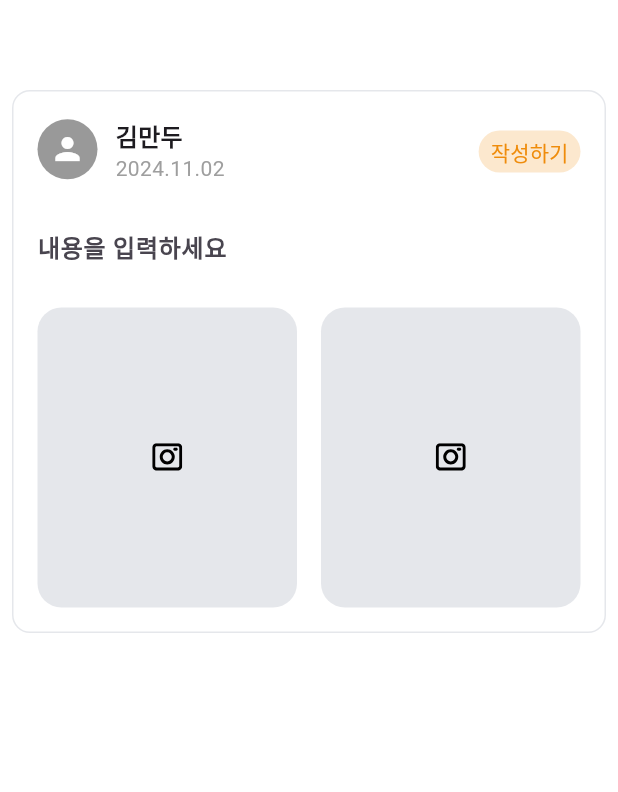
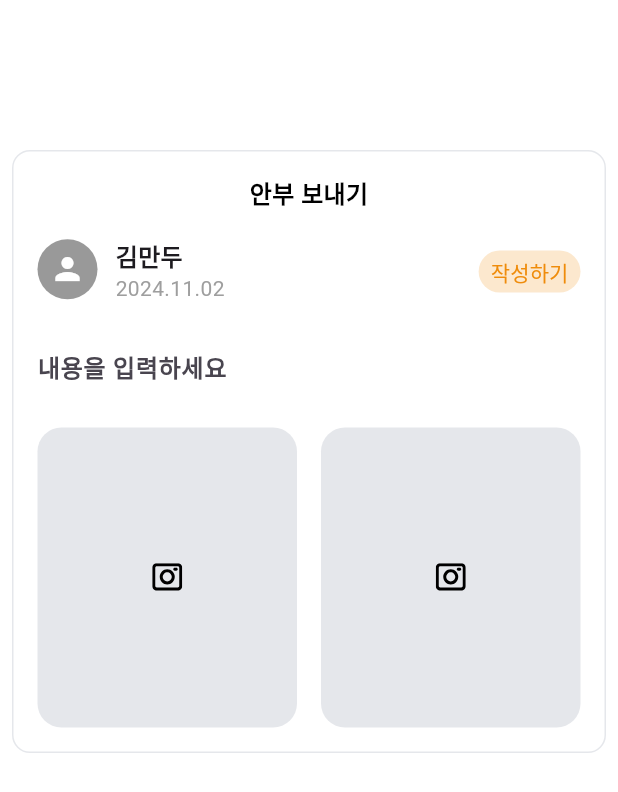
Before and after one commit to Uni-D-HyodoRing/frontend, a Flutter app: the HomeScreen screen opened directly, after a tap on "안부 보내기", on a phone screen of 412 x 824 dp. Shown: the top 792 px of the screen. Run offline on Flutter 3.47's test engine with Material 3 defaults, Android fonts, the phone set to English and light mode, and no system bars; our stand-ins replace dio, flutter_svg, image_picker, persistent_bottom_nav_bar_v2, retrofit, smooth_page_indicator and 1 more; generated files the repository leaves out were written again; network calls fail; Roboto replaces fonts that are missing (Pretendard); project files that could hold a hidden picture were left out.

```diff
--- a/lib/main.dart
+++ b/lib/main.dart
@@ -3,12 +3,14 @@ import 'package:frontend/ui/nav_bar.dart';
 import 'package:provider/provider.dart';
 import 'package:frontend/provider/user_provider.dart';
 import 'package:frontend/ui/register/splash_screen.dart';
+import 'package:frontend/provider/register_provider.dart';
 
 void main() {
   runApp(
     MultiProvider(
       providers: [
         ChangeNotifierProvider(create: (_) => UserProvider()),
+        ChangeNotifierProvider(create: (_) => RegisterProvider()),
       ],
       child: const MyApp(),
     ),
--- a/lib/ui/home/home_screen.dart
+++ b/lib/ui/home/home_screen.dart
@@ -113,6 +113,7 @@ class Child extends StatelessWidget {
     return SingleChildScrollView(
       child: Column(
         children: [
+          const SizedBox(height: 40.0),
           const _Top(),
           const SizedBox(height: 16.0),
           _Title(
@@ -214,9 +215,8 @@ class _Title extends StatelessWidget {
   @override
   Widget build(BuildContext context) {
     return Padding(
-      padding: const EdgeInsets.symmetric(
-        horizontal: 12.0,
-        vertical: 16.0,
+      padding: const EdgeInsets.fromLTRB(
+        12,32,12,16
       ),
       child: Row(
         crossAxisAlignment: CrossAxisAlignment.end,
--- a/lib/ui/safety/safety_screen.dart
+++ b/lib/ui/safety/safety_screen.dart
@@ -7,6 +7,7 @@ import 'package:frontend/ui/common/components/posting_text_field.dart';
 import 'package:frontend/ui/common/components/posting_title.dart';
 import 'package:frontend/ui/common/style/box_decoration.dart';
 import 'package:image_picker/image_picker.dart';
+import 'package:frontend/const/text_styles.dart';
 
 class SafetyScreen extends StatefulWidget {
   const SafetyScreen({super.key});
@@ -35,13 +36,15 @@ class _SafetyScreenState extends State<SafetyScreen> {
     return Scaffold(
       backgroundColor: Colors.white,
       body: Padding(
-        padding: const EdgeInsets.fromLTRB(8.0, 60.0, 8.0, 0.0),
+        padding: const EdgeInsets.fromLTRB(8.0, 100.0, 8.0, 0.0),
         child: Container(
           padding: const EdgeInsets.all(16.0),
           decoration: postingBoxDecoration,
           child: Column(
             mainAxisSize: MainAxisSize.min,
             children: [
+              Text("안부 보내기", style: TextStyles.black16bold),
+              const SizedBox(height: 16.0),
               PostingTitle(
                 name: "김만두",
                 date: "2024.11.02",
```
Also changed, not shown: lib/provider/register_provider.dart (added, +60 -0 lines), lib/ui/register/info_input_screen.dart (+16 -0 lines), lib/ui/register/select_profile_screen.dart (+8 -0 lines), lib/ui/register/survey_result_screen.dart (+20 -7 lines).
